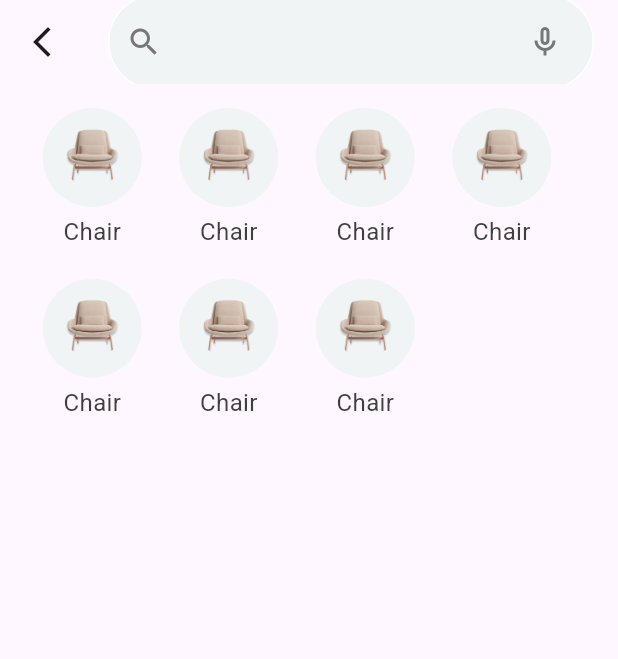
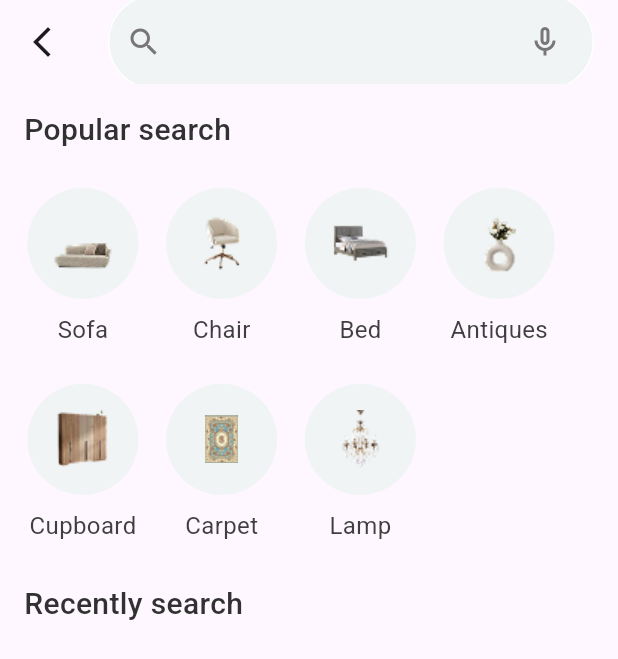
Before and after one commit to Rana-Mohsen/betna, a Flutter app: the SearchView screen opened by its route, on a phone screen of 412 x 824 dp. Shown: the top 659 px of the screen. Run offline on Flutter 3.47's test engine with Material 3 defaults, Android fonts, the light colour scheme and no system bars; our stand-ins replace bloc, carousel_slider, dartz, dio, flutter_bloc, get_it and 5 more; missing offline and left inert: imageview360.

Commit message:
search grid

```diff
--- a/lib/constants.dart
+++ b/lib/constants.dart
@@ -7,6 +7,7 @@ const kSecondaryColor = Color(0xffd4dddd);
 const kBrownBlackColor = Color(0xff313131);
 const kGrayColor = Color(0xff787676);
 const kBackgroundColor = Color(0xffF1F4F4);
+const kGrayTextColor = Color(0xff323232);
 
 const kMainPadding = EdgeInsets.all(16.0);
 
--- a/lib/core/utils/font_styles.dart
+++ b/lib/core/utils/font_styles.dart
@@ -8,6 +8,10 @@ abstract class FontStyles {
   );
   static const textStyle22 = TextStyle(
     fontSize: 22,
+    fontWeight: FontWeight.w500,
+  );
+   static const textStyle20 = TextStyle(
+    fontSize: 20,
     fontWeight: FontWeight.w500,
   );
    static const textStyle18 = TextStyle(
--- a/lib/views/search/widgets/search_category.dart
+++ b/lib/views/search/widgets/search_category.dart
@@ -1,6 +1,7 @@
 import 'package:betna/constants.dart';
 import 'package:betna/core/utils/font_styles.dart';
 import 'package:flutter/material.dart';
+import 'package:sizer/sizer.dart';
 
 class SearchCategory extends StatefulWidget {
   const SearchCategory({super.key, required this.image, required this.name});
@@ -16,14 +17,14 @@ class _SearchCategoryState extends State<SearchCategory> {
     return Column(
       spacing: 5,
       children: [
-        CircleAvatar(
-          radius: 33,
-          backgroundColor: kBackgroundColor,
-          child: CircleAvatar(
-            backgroundColor: kBackgroundColor,
-
-            backgroundImage: AssetImage(widget.image),
+        Container(
+          height: 10.h,
+          width: 18.w,
+          decoration: BoxDecoration(
+            color: kBackgroundColor,
+            shape: BoxShape.circle,
           ),
+          child: Image.asset(widget.image),
         ),
         Text(
           widget.name,
--- a/lib/views/search/widgets/search_view_body.dart
+++ b/lib/views/search/widgets/search_view_body.dart
@@ -1,5 +1,8 @@
+import 'package:betna/constants.dart';
+import 'package:betna/core/utils/font_styles.dart';
 import 'package:betna/views/search/widgets/search_category.dart';
 import 'package:flutter/material.dart';
+import 'package:sizer/sizer.dart';
 
 class SearchViewBody extends StatefulWidget {
   const SearchViewBody({super.key});
@@ -10,29 +13,47 @@ class SearchViewBody extends StatefulWidget {
 
 class _SearchViewBodyState extends State<SearchViewBody> {
   List<Map<String, dynamic>> categories = [
-    {"image": "assets/images/chair.png", "name": "Chair"},
-    {"image": "assets/images/chair.png", "name": "Chair"},
-    {"image": "assets/images/chair.png", "name": "Chair"},
-    {"image": "assets/images/chair.png", "name": "Chair"},
-    {"image": "assets/images/chair.png", "name": "Chair"},
-    {"image": "assets/images/chair.png", "name": "Chair"},
-    {"image": "assets/images/chair.png", "name": "Chair"},
-    {"image": "assets/images/chair.png", "name": "Chair"},
+    {"image": "assets/images/categories/sofa.png", "name": "Sofa"},
+    {"image": "assets/images/categories/chair.png", "name": "Chair"},
+    {"image": "assets/images/categories/bed.png", "name": "Bed"},
+    {"image": "assets/images/categories/antiques.png", "name": "Antiques"},
+    {"image": "assets/images/categories/cupboard.png", "name": "Cupboard"},
+    {"image": "assets/images/categories/carpet.png", "name": "Carpet"},
+    {"image": "assets/images/categories/lamp.png", "name": "Lamp"},
+    {"image": "assets/images/categories/chair.png", "name": "Chair"},
   ];
   @override
   Widget build(BuildContext context) {
-    return GridView.count(
-      padding: const EdgeInsets.only(right: 16.0),
+    return Column(
+      spacing: 20,
+      crossAxisAlignment: CrossAxisAlignment.start,
+      children: [
+        Text(
+          "Popular search",
+          style: FontStyles.textStyle20.copyWith(color: kBrownBlackColor),
+        ),
+        SizedBox(
+          height: 30.h,
+          child: GridView.count(
+            physics: NeverScrollableScrollPhysics(),
+            padding: const EdgeInsets.only(right: 24.0),
             crossAxisCount: 4,
-      childAspectRatio: 4 / 5,
-      // crossAxisSpacing: 4,
-      // mainAxisSpacing: 4,
+            childAspectRatio: 100.w / (100.h / 1.3),
+            crossAxisSpacing: 14,
+            mainAxisSpacing: 10,
             children: List.generate(7, (index) {
               return SearchCategory(
                 image: categories[index]["image"],
                 name: categories[index]["name"],
               );
             }),
+          ),
+        ),
+        Text(
+          "Recently search",
+          style: FontStyles.textStyle20.copyWith(color: kBrownBlackColor),
+        ),
+      ],
     );
   }
 }
--- a/pubspec.yaml
+++ b/pubspec.yaml
@@ -90,6 +90,7 @@ flutter:
   # To add assets to your application, add an assets section, like this:
   assets:
     - assets/images/
+    - assets/images/categories/
     - assets/icons/
     - assets/icons/profile/
     - assets/icons/auth/
```
Also changed, not shown: assets/images/categories/antiques.png (added), assets/images/categories/bed.png (added), assets/images/categories/carpet.png (added), assets/images/categories/chair.png (added), assets/images/categories/cupboard.png (added), assets/images/categories/lamp.png (added), assets/images/categories/sofa.png (added). Lines whose indentation alone changed are shown as unchanged.
